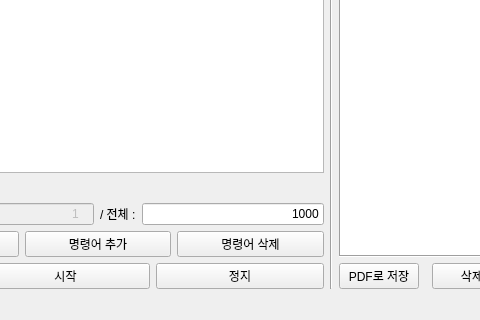
This is mainUi.ui in gyuha/capture-macro as Qt 5 draws it before an edit; both pictures show x 202 to 682 and y 506 to 826 of the 1332 by 826 pixel window. The edited form follows.
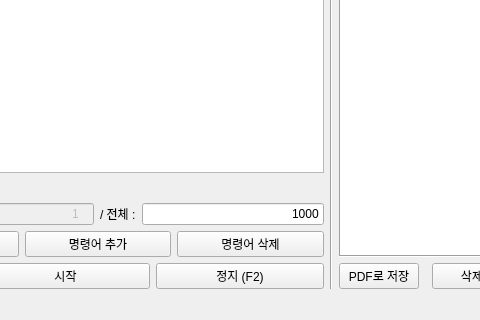
This is the edited form.

```diff
--- a/mainUi.ui
+++ b/mainUi.ui
@@ -316,7 +316,7 @@
            </font>
           </property>
           <property name="text">
-           <string>정지</string>
+           <string>정지 (F2)</string>
           </property>
          </widget>
         </item>
```
Left out of the diff: 2 changed lines with no effect on the pictures.
